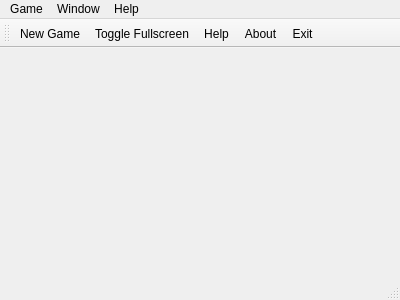
Qt form mainwindow.ui (kindanoob/Tic-Tac-Toe-Qt) before a commit.
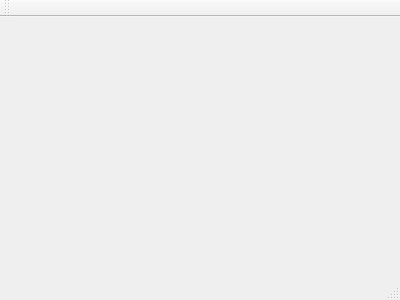
The same form after that commit. Icons and pictures are not drawn.

Commit message: Implemented actions and menus programmaticaly. Added option to choose computer mode.

The edit to the form file:
```diff
--- a/mainwindow.ui
+++ b/mainwindow.ui
@@ -14,6 +14,15 @@
    <string>MainWindow</string>
   </property>
   <widget class="QWidget" name="centralWidget"/>
+  <widget class="QToolBar" name="mainToolBar">
+   <attribute name="toolBarArea">
+    <enum>TopToolBarArea</enum>
+   </attribute>
+   <attribute name="toolBarBreak">
+    <bool>false</bool>
+   </attribute>
+  </widget>
+  <widget class="QStatusBar" name="statusBar"/>
   <widget class="QMenuBar" name="menuBar">
    <property name="geometry">
     <rect>
@@ -23,108 +32,7 @@
      <height>21</height>
     </rect>
    </property>
-   <widget class="QMenu" name="menuGame">
-    <property name="title">
-     <string>Game</string>
-    </property>
-    <addaction name="actionNew"/>
-    <addaction name="separator"/>
-    <addaction name="actionExit"/>
-   </widget>
-   <widget class="QMenu" name="menuWindow">
-    <property name="title">
-     <string>Window</string>
-    </property>
-    <addaction name="actionToggle_Fullscreen"/>
-   </widget>
-   <widget class="QMenu" name="menuHelp">
-    <property name="title">
-     <string>Help</string>
-    </property>
-    <addaction name="actionHelp"/>
-    <addaction name="separator"/>
-    <addaction name="actionAbout"/>
-   </widget>
-   <addaction name="menuGame"/>
-   <addaction name="menuWindow"/>
-   <addaction name="menuHelp"/>
   </widget>
-  <widget class="QToolBar" name="mainToolBar">
-   <attribute name="toolBarArea">
-    <enum>TopToolBarArea</enum>
-   </attribute>
-   <attribute name="toolBarBreak">
-    <bool>false</bool>
-   </attribute>
-   <addaction name="actionNew"/>
-   <addaction name="actionToggle_Fullscreen"/>
-   <addaction name="actionHelp"/>
-   <addaction name="actionAbout"/>
-   <addaction name="actionExit"/>
-  </widget>
-  <widget class="QStatusBar" name="statusBar"/>
-  <action name="actionNew">
-   <property name="icon">
-    <iconset>
-     <normalon>:/images/menu_icons/images/menu_icons/play.jpg</normalon>
-    </iconset>
-   </property>
-   <property name="text">
-    <string>New Game</string>
-   </property>
-   <property name="shortcut">
-    <string>Ctrl+N</string>
-   </property>
-  </action>
-  <action name="actionToggle_Fullscreen">
-   <property name="icon">
-    <iconset>
-     <normaloff>:/images/images/fullscreen-512.png</normaloff>
-     <normalon>:/images/menu_icons/images/menu_icons/fullscreen.jpg</normalon>:/images/images/fullscreen-512.png</iconset>
-   </property>
-   <property name="text">
-    <string>Toggle Fullscreen</string>
-   </property>
-   <property name="shortcut">
-    <string>F11</string>
-   </property>
-  </action>
-  <action name="actionHelp">
-   <property name="icon">
-    <iconset>
-     <normalon>:/images/menu_icons/images/menu_icons/help.jpg</normalon>
-    </iconset>
-   </property>
-   <property name="text">
-    <string>Help</string>
-   </property>
-   <property name="shortcut">
-    <string>F1</string>
-   </property>
-  </action>
-  <action name="actionAbout">
-   <property name="icon">
-    <iconset>
-     <normalon>:/images/menu_icons/images/menu_icons/about.jpg</normalon>
-    </iconset>
-   </property>
-   <property name="text">
-    <string>About</string>
-   </property>
-  </action>
-  <action name="actionExit">
-   <property name="icon">
-    <iconset>
-     <normalon>:/images/menu_icons/images/menu_icons/exit.jpg</normalon>
-    </iconset>
-   </property>
-   <property name="text">
-    <string>Exit</string>
-   </property>
-   <property name="shortcut">
-    <string>Ctrl+Q</string>
-   </property>
-  </action>
  </widget>
  <layoutdefault spacing="6" margin="11"/>
  <resources/>
```
The commit also changes 6 other files.
